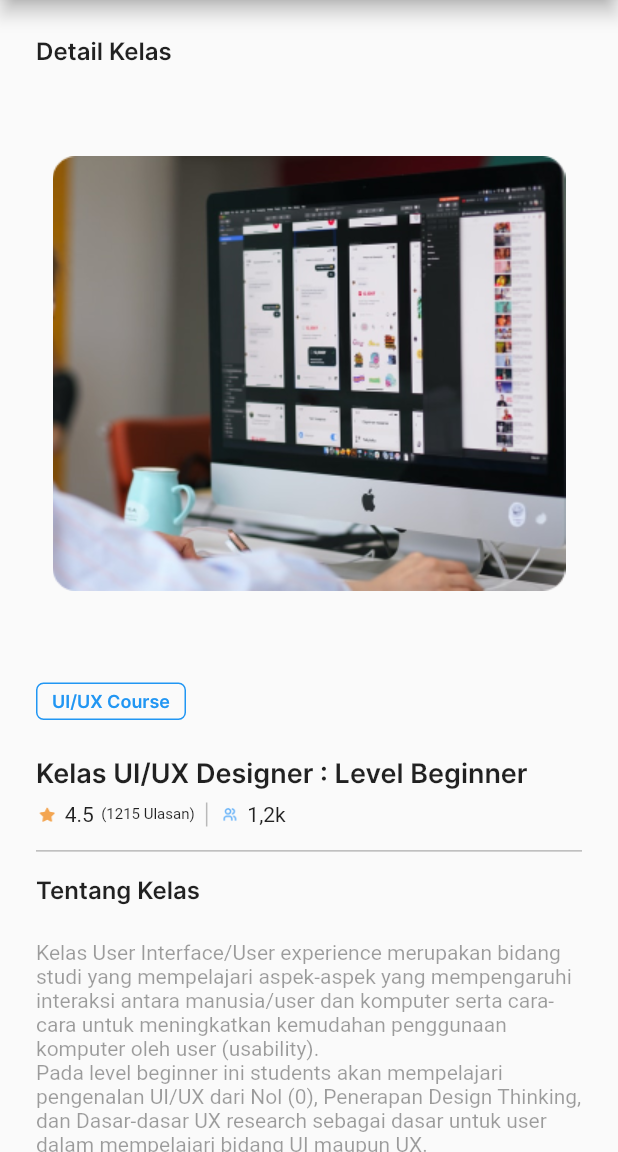
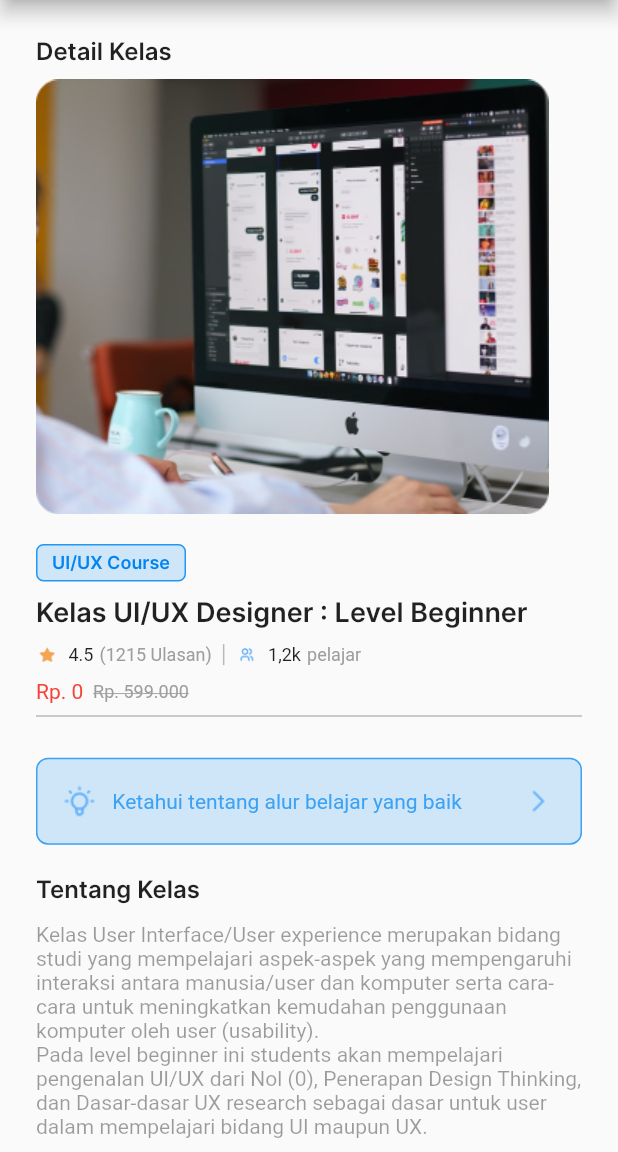
Before and after one commit to IGustiFajar/3G-PAPB, a Flutter app: the KelasDetail screen opened by its route, on a phone screen of 412 x 824 dp, the part 84-1236 px from its top. Run offline on Flutter 3.47's test engine with Material 2 defaults, Android fonts, the phone set to English and light mode, and no system bars; our stand-ins replace anim_search_bar, convex_bottom_bar, cool_alert, curved_navigation_bar, dotted_border, firebase_auth and 8 more; accounts and stored records are empty.

Commit message:
merubah beberapa yang usang nih bos yahahahyuk senggol dong

```diff
--- a/edutech/lib/pages/detailKelasPage.dart
+++ b/edutech/lib/pages/detailKelasPage.dart
@@ -129,9 +129,7 @@ class _KelasDetailState extends State<KelasDetail> {
                           borderRadius: BorderRadius.circular(5),
                         ),
                       ),
-                      SizedBox(
-                        height: bodyHeight * 0.03,
-                      ),
+                      SizedBox(height: bodyHeight * 0.024),
                       Container(
                         child: Text(
                           'Kelas UI/UX Designer : Level Beginner',
@@ -216,7 +214,7 @@ class _KelasDetailState extends State<KelasDetail> {
                             fontSize: 16, fontFamily: 'InterSemiBold'),
                       ),
                       SizedBox(
-                        height: bodyHeight * 0.03,
+                        height: bodyHeight * 0.016,
                       ),
                       Text(
                         'Kelas User Interface/User experience merupakan bidang studi yang mempelajari aspek-aspek yang mempengaruhi interaksi antara manusia/user dan komputer serta cara-cara untuk meningkatkan kemudahan penggunaan komputer oleh user (usability).',
@@ -226,9 +224,7 @@ class _KelasDetailState extends State<KelasDetail> {
                         'Pada level beginner ini students akan mempelajari pengenalan UI/UX dari Nol (0), Penerapan Design Thinking, dan Dasar-dasar UX research sebagai dasar untuk user dalam mempelajari bidang UI maupun UX.',
                         style: TextStyle(fontSize: 14, color: Colors.black38),
                       ),
-                      SizedBox(
-                        height: bodyHeight * 0.03,
-                      ),
+                      SizedBox(height: bodyHeight * 0.024),
                       Row(
                         mainAxisAlignment: MainAxisAlignment.center,
                         crossAxisAlignment: CrossAxisAlignment.center,
@@ -274,25 +270,19 @@ class _KelasDetailState extends State<KelasDetail> {
                           ),
                         ],
                       ),
-                      SizedBox(
-                        height: bodyHeight * 0.03,
-                      ),
+                      SizedBox(height: bodyHeight * 0.024),
                       Container(
                           alignment: Alignment.center,
                           child: Image(
                               image:
                                   AssetImage('images/Thumbnailmateri1.png'))),
-                      SizedBox(
-                        height: bodyHeight * 0.03,
-                      ),
+                      SizedBox(height: bodyHeight * 0.024),
                       Text(
                         'Key Points',
                         style: TextStyle(
                             fontSize: 16, fontFamily: 'InterSemiBold'),
                       ),
-                      SizedBox(
-                        height: bodyHeight * 0.03,
-                      ),
+                      SizedBox(height: bodyHeight * 0.024),
                       Column(
                         children: <Widget>[
                           Row(
@@ -339,9 +329,7 @@ class _KelasDetailState extends State<KelasDetail> {
                           ),
                         ],
                       ),
-                      SizedBox(
-                        height: bodyHeight * 0.03,
-                      ),
+                      SizedBox(height: bodyHeight * 0.024),
                       Row(
                         mainAxisAlignment: MainAxisAlignment.center,
                         crossAxisAlignment: CrossAxisAlignment.center,
@@ -375,9 +363,7 @@ class _KelasDetailState extends State<KelasDetail> {
                           ),
                         ],
                       ),
-                      SizedBox(
-                        height: bodyHeight * 0.03,
-                      ),
+                      SizedBox(height: bodyHeight * 0.024),
                       Row(
                         children: <Widget>[
                           Text(
@@ -442,9 +428,7 @@ class _KelasDetailState extends State<KelasDetail> {
                                       ),
                                     ],
                                   ),
-                                  SizedBox(
-                                    height: bodyHeight * 0.03,
-                                  ),
+                                  SizedBox(height: bodyHeight * 0.024),
                                   Row(
                                     children: <Widget>[
                                       Image(
@@ -471,9 +455,7 @@ class _KelasDetailState extends State<KelasDetail> {
                                       )
                                     ],
                                   ),
-                                  SizedBox(
-                                    height: bodyHeight * 0.03,
-                                  ),
+                                  SizedBox(height: bodyHeight * 0.024),
                                   Container(
                                     width: 500,
                                     child: Text(
@@ -535,9 +517,7 @@ class _KelasDetailState extends State<KelasDetail> {
                                       )
                                     ],
                                   ),
-                                  SizedBox(
-                                    height: bodyHeight * 0.03,
-                                  ),
+                                  SizedBox(height: bodyHeight * 0.024),
                                   Row(
                                     children: <Widget>[
                                       Image(
@@ -564,9 +544,7 @@ class _KelasDetailState extends State<KelasDetail> {
                                       )
                                     ],
                                   ),
-                                  SizedBox(
-                                    height: bodyHeight * 0.03,
-                                  ),
+                                  SizedBox(height: bodyHeight * 0.024),
                                   Container(
                                     width: 500,
                                     child: Text(
@@ -593,9 +571,7 @@ class _KelasDetailState extends State<KelasDetail> {
                         style: TextStyle(
                             fontSize: 16, fontFamily: 'InterSemiBold'),
                       ),
-                      SizedBox(
-                        height: bodyHeight * 0.03,
-                      ),
+                      SizedBox(height: bodyHeight * 0.024),
                       GestureDetector(
                         onTap: () {},
                         child: Container(
@@ -735,38 +711,29 @@ class _KelasDetailState extends State<KelasDetail> {
                             fontSize: 16, fontFamily: 'InterSemiBold'),
                       ),
                       SizedBox(
-                        height: bodyHeight * 0.00005,
-                      ),
-                      Container(
-                        height: bodyHeight * 0.5,
-                        width: bodyHeight * 0.5,
-                        alignment: Alignment.center,
-                        decoration: BoxDecoration(
-                          image: DecorationImage(
-                            image:
-                                AssetImage('images/ThumbnailbeginnerMain.png'),
-                          ),
-                          borderRadius: BorderRadius.all(Radius.circular(10)),
-                        ),
-                      ),
+                        height: bodyHeight * 0.012,
+                      ),
+                      Image.asset('images/ThumbnailbeginnerMain.png'),
+                      SizedBox(height: bodyHeight * 0.024),
                       Container(
                         child: Text(
                           'UI/UX Course',
                           style: TextStyle(
                               fontSize: 12,
                               fontFamily: 'InterSemiBold',
-                              color: Colors.blue),
+                              color: Color.fromARGB(255, 1, 133, 241)),
                         ),
                         height: 25,
                         width: 100,
                         alignment: Alignment.center,
                         decoration: new BoxDecoration(
+                          color: Color.fromARGB(50, 33, 149, 243),
                           border: Border.all(color: Colors.blue),
                           borderRadius: BorderRadius.circular(5),
                         ),
                       ),
                       SizedBox(
-                        height: bodyHeight * 0.03,
+                        height: bodyHeight * 0.012,
                       ),
                       Container(
                         child: Text(
@@ -776,7 +743,7 @@ class _KelasDetailState extends State<KelasDetail> {
                         ),
                       ),
                       SizedBox(
-                        height: bodyHeight * 0.01,
+                        height: bodyHeight * 0.012,
                       ),
                       IntrinsicHeight(
                         child: Row(
@@ -794,15 +761,17 @@ class _KelasDetailState extends State<KelasDetail> {
                                     ),
                                   ),
                                   SizedBox(
-                                    width: bodyHeight * 0.005,
+                                    width: bodyHeight * 0.008,
                                   ),
                                   Text(
                                     '4.5',
-                                    style: TextStyle(fontSize: 14),
-                                  ),
+                                    style: TextStyle(fontSize: 12),
+                                  ),
+                                  SizedBox(width: bodyHeight * 0.005),
                                   Text(
-                                    '  (1215 Ulasan)',
-                                    style: TextStyle(fontSize: 10),
+                                    '(1215 Ulasan)',
+                                    style: TextStyle(
+                                        color: Colors.grey, fontSize: 12),
                                   ),
                                 ],
                               ),
@@ -812,39 +781,85 @@ class _KelasDetailState extends State<KelasDetail> {
                               thickness: 1,
                             ),
                             Container(
-                              child: Row(
-                                children: <Widget>[
-                                  Container(
-                                    height: 10,
-                                    width: 15,
-                                    decoration: BoxDecoration(
-                                      image: DecorationImage(
-                                          image: AssetImage(
-                                              'images/usersuser.png')),
-                                    ),
-                                  ),
-                                  SizedBox(
-                                    width: bodyHeight * 0.005,
-                                  ),
-                                  Text(
-                                    '1,2k',
-                                    style: TextStyle(fontSize: 14),
-                                  ),
-                                ],
-                              ),
+                              height: 10,
+                              width: 15,
+                              decoration: BoxDecoration(
+                                image: DecorationImage(
+                                    image: AssetImage('images/usersuser.png')),
+                              ),
+                            ),
+                            SizedBox(
+                              width: bodyHeight * 0.008,
+                            ),
+                            Row(
+                              children: [
+                                Text(
+                                  '1,2k',
+                                  style: TextStyle(fontSize: 12),
+                                ),
+                                SizedBox(
+                                  width: bodyHeight * 0.005,
+                                ),
+                                Text('pelajar',
+                                    style: TextStyle(
+                                        color: Colors.grey, fontSize: 12))
+                              ],
                             ),
                           ],
                         ),
                       ),
                       SizedBox(
-                        height: bodyHeight * 0.01,
+                        height: bodyHeight * 0.012,
+                      ),
+                      Row(
+                        children: [
+                          Text(
+                            'Rp. 0',
+                            style: TextStyle(color: Colors.red),
+                          ),
+                          SizedBox(
+                            width: bodyHeight * 0.008,
+                          ),
+                          Text(
+                            'Rp. 599.000',
+                            style: TextStyle(
+                                color: Colors.grey,
+                                fontSize: 12,
+                                decoration: TextDecoration.lineThrough),
+                          ),
+                        ],
                       ),
                       Divider(
                         color: Colors.black26,
                         thickness: 1,
                       ),
-                      SizedBox(
-                        height: bodyHeight * 0.01,
+                      SizedBox(height: bodyHeight * 0.024),
+                      Container(
+                        padding: EdgeInsets.all(16),
+                        decoration: BoxDecoration(
+                            border: Border.all(
+                              color: Color.fromARGB(215, 33, 149, 243),
+                            ),
+                            color: Color.fromARGB(50, 33, 149, 243),
+                            borderRadius: BorderRadius.circular(8)),
+                        child: Row(
+                          children: [
+                            Image.asset('images/idea.png'),
+                            SizedBox(
+                              width: bodyHeight * 0.012,
+                            ),
+                            Text(
+                              'Ketahui tentang alur belajar yang baik',
+                              style: TextStyle(
+                                  color: Color.fromARGB(215, 33, 149, 243)),
+                            ),
+                            Spacer(),
+                            Image.asset('images/chevronblue.png')
+                          ],
+                        ),
+                      ),
+                      SizedBox(
+                        height: bodyHeight * 0.024,
                       ),
                       Text(
                         'Tentang Kelas',
@@ -852,7 +867,7 @@ class _KelasDetailState extends State<KelasDetail> {
                             fontSize: 16, fontFamily: 'InterSemiBold'),
                       ),
                       SizedBox(
-                        height: bodyHeight * 0.03,
+                        height: bodyHeight * 0.016,
                       ),
                       Text(
                         'Kelas User Interface/User experience merupakan bidang studi yang mempelajari aspek-aspek yang mempengaruhi interaksi antara manusia/user dan komputer serta cara-cara untuk meningkatkan kemudahan penggunaan komputer oleh user (usability).',
@@ -862,9 +877,7 @@ class _KelasDetailState extends State<KelasDetail> {
                         'Pada level beginner ini students akan mempelajari pengenalan UI/UX dari Nol (0), Penerapan Design Thinking, dan Dasar-dasar UX research sebagai dasar untuk user dalam mempelajari bidang UI maupun UX.',
                         style: TextStyle(fontSize: 14, color: Colors.black38),
                       ),
-                      SizedBox(
-                        height: bodyHeight * 0.03,
-                      ),
+                      SizedBox(height: bodyHeight * 0.024),
                       Row(
                         mainAxisAlignment: MainAxisAlignment.center,
                         crossAxisAlignment: CrossAxisAlignment.center,
@@ -910,21 +923,15 @@ class _KelasDetailState extends State<KelasDetail> {
                           ),
                         ],
                       ),
-                      SizedBox(
-                        height: bodyHeight * 0.03,
-                      ),
+                      SizedBox(height: bodyHeight * 0.024),
                       Image(image: AssetImage('images/Thumbnailmateri1.png')),
-                      SizedBox(
-                        height: bodyHeight * 0.03,
-                      ),
+                      SizedBox(height: bodyHeight * 0.024),
                       Text(
                         'Key Points',
                         style: TextStyle(
                             fontSize: 16, fontFamily: 'InterSemiBold'),
                       ),
-                      SizedBox(
-                        height: bodyHeight * 0.03,
-                      ),
+                      SizedBox(height: bodyHeight * 0.024),
                       Column(
                         children: <Widget>[
                           Row(
@@ -971,9 +978,7 @@ class _KelasDetailState extends State<KelasDetail> {
                           ),
                         ],
                       ),
-                      SizedBox(
-                        height: bodyHeight * 0.03,
-                      ),
+                      SizedBox(height: bodyHeight * 0.024),
                       Row(
                         mainAxisAlignment: MainAxisAlignment.center,
                         crossAxisAlignment: CrossAxisAlignment.center,
@@ -1007,9 +1012,7 @@ class _KelasDetailState extends State<KelasDetail> {
                           ),
                         ],
                       ),
-                      SizedBox(
-                        height: bodyHeight * 0.03,
-                      ),
+                      SizedBox(height: bodyHeight * 0.024),
                       Row(
                         children: <Widget>[
                           Text(
@@ -1017,17 +1020,18 @@ class _KelasDetailState extends State<KelasDetail> {
                             style: TextStyle(
                                 fontSize: 16, fontFamily: 'InterSemiBold'),
                           ),
+                          SizedBox(width: bodyHeight * 0.005),
                           Text(
                             ' (1215 Ulasan)',
                             style:
-                                TextStyle(fontSize: 16, color: Colors.black38),
+                                TextStyle(fontSize: 14, color: Colors.black38),
                           ),
                           Spacer(),
                           Text(
                             'Lihat semua',
                             style: TextStyle(
-                                fontSize: 16,
-                                color: Colors.black38,
+                                fontSize: 14,
+                                color: Colors.grey,
                                 decoration: TextDecoration.underline),
                           ),
                         ],
@@ -1506,7 +1510,10 @@ class _KelasDetailState extends State<KelasDetail> {
                       SizedBox(
                         height: bodyHeight * 0.07,
                       ),
-                      Divider(height: 1, thickness: 1, color: Colors.grey),
+                      Divider(
+                          height: 1,
+                          thickness: 2,
+                          color: Color.fromARGB(100, 158, 158, 158)),
                       SizedBox(
                         height: bodyHeight * 0.024,
                       ),
--- a/edutech/lib/pages/detailMateri.dart
+++ b/edutech/lib/pages/detailMateri.dart
@@ -87,7 +87,7 @@ class DetailMateri extends StatelessWidget {
                     ),
                     SizedBox(height: bodyHeight * 0.024),
                     Text(
-                      '5. UX Research',
+                      '5. Peralatan UI/UX',
                       style:
                           TextStyle(fontSize: 20, fontFamily: 'InterSemiBold'),
                     ),
--- a/edutech/lib/pages/nav_bar.dart
+++ b/edutech/lib/pages/nav_bar.dart
@@ -21,6 +21,8 @@ class _NavBarState extends State<NavBar> {
     return Scaffold(
       body: pages[_currentindex],
       bottomNavigationBar: ConvexAppBar(
+          color: Colors.white,
+          style: TabStyle.reactCircle,
           backgroundColor: Color.fromARGB(255, 62, 137, 99),
           items: [
             TabItem(icon: Icons.home_outlined, title: 'Beranda'),
```
Also changed, not shown: edutech/lib/pages/kelasPage.dart (+30 -3 lines), edutech/lib/pages/profilePage.dart (+136 -53 lines), edutech/images/chevronblue.png (added), edutech/images/idea.png (added).
